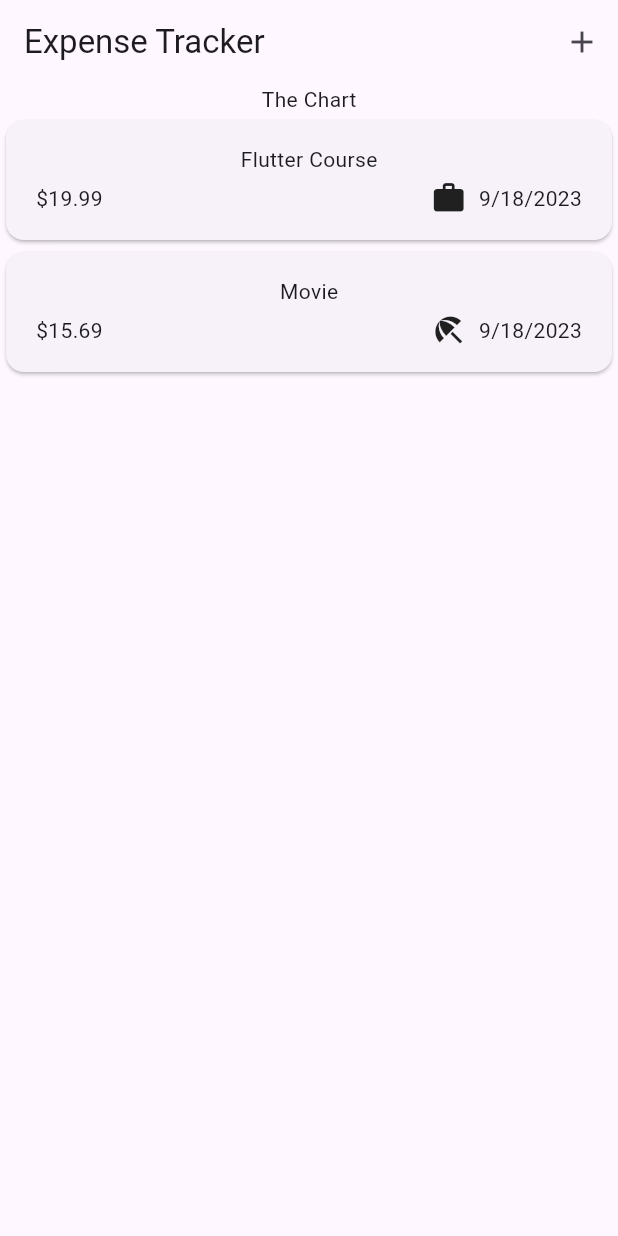
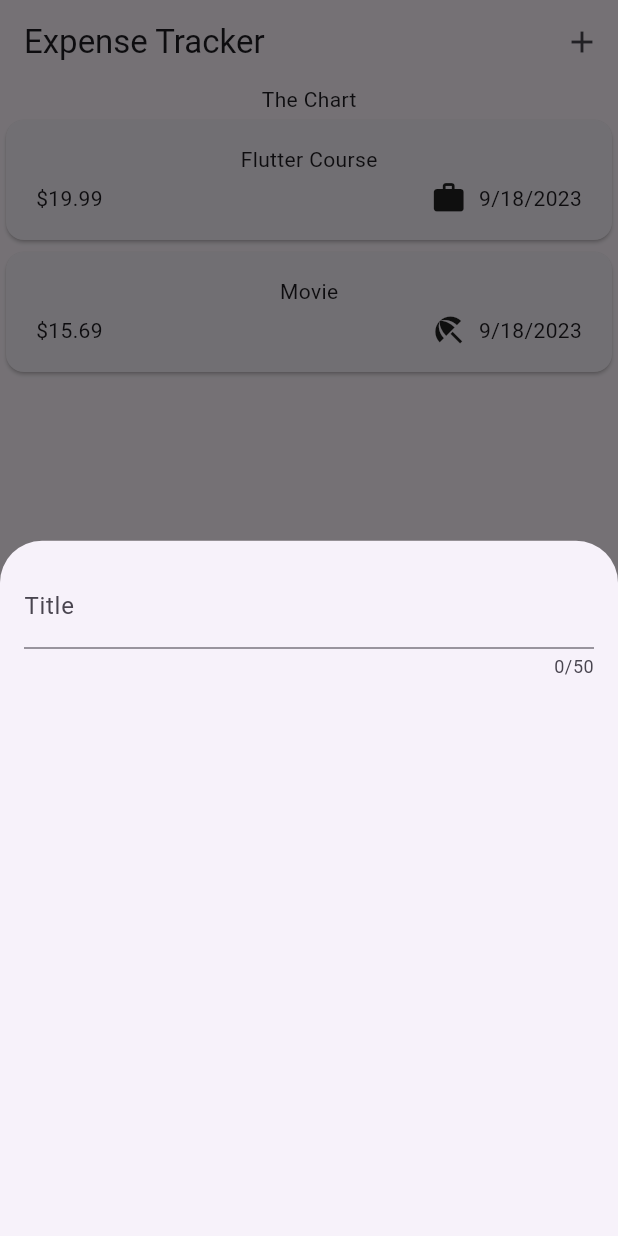
Before and after one commit to mjr2595/flutter-expense-tracker, a Flutter app: the screen it shows after launch, after a tap on the "add" icon, on a phone screen of 412 x 824 dp. Run offline on Flutter 3.47's test engine with Material 2 defaults, Android fonts, the phone set to English and light mode, and no system bars.

Commit message:
Added: NewExpense modal

```diff
--- a/lib/widgets/expenses.dart
+++ b/lib/widgets/expenses.dart
@@ -1,5 +1,6 @@
 import 'package:expense_tracker/widgets/expenses_list/expenses_list.dart';
 import 'package:expense_tracker/models/expense.dart';
+import 'package:expense_tracker/widgets/new_expense.dart';
 import 'package:flutter/material.dart';
 
 class Expenses extends StatefulWidget {
@@ -26,6 +27,14 @@ class _ExpenseState extends State<Expenses> {
       category: Category.leisure,
     ),
   ];
+
+  void _openAddExpenseOverlay() {
+    showModalBottomSheet(
+      context: context,
+      builder: (ctx) => const NewExpense(),
+    );
+  }
+
   @override
   Widget build(BuildContext context) {
     return Scaffold(
@@ -34,7 +43,7 @@ class _ExpenseState extends State<Expenses> {
         actions: [
           IconButton(
             icon: const Icon(Icons.add),
-            onPressed: () {},
+            onPressed: _openAddExpenseOverlay,
           ),
         ],
       ),
--- /dev/null
+++ b/lib/widgets/new_expense.dart
@@ -0,0 +1,27 @@
+import 'package:flutter/material.dart';
+
+class NewExpense extends StatefulWidget {
+  const NewExpense({super.key});
+
+  @override
+  State<NewExpense> createState() {
+    return _NewExpenseState();
+  }
+}
+
+class _NewExpenseState extends State<NewExpense> {
+  @override
+  Widget build(BuildContext context) {
+    return const Padding(
+      padding: EdgeInsets.all(16),
+      child: Column(children: [
+        TextField(
+          maxLength: 50,
+          decoration: InputDecoration(
+            label: Text('Title'),
+          ),
+        )
+      ]),
+    );
+  }
+}
```
